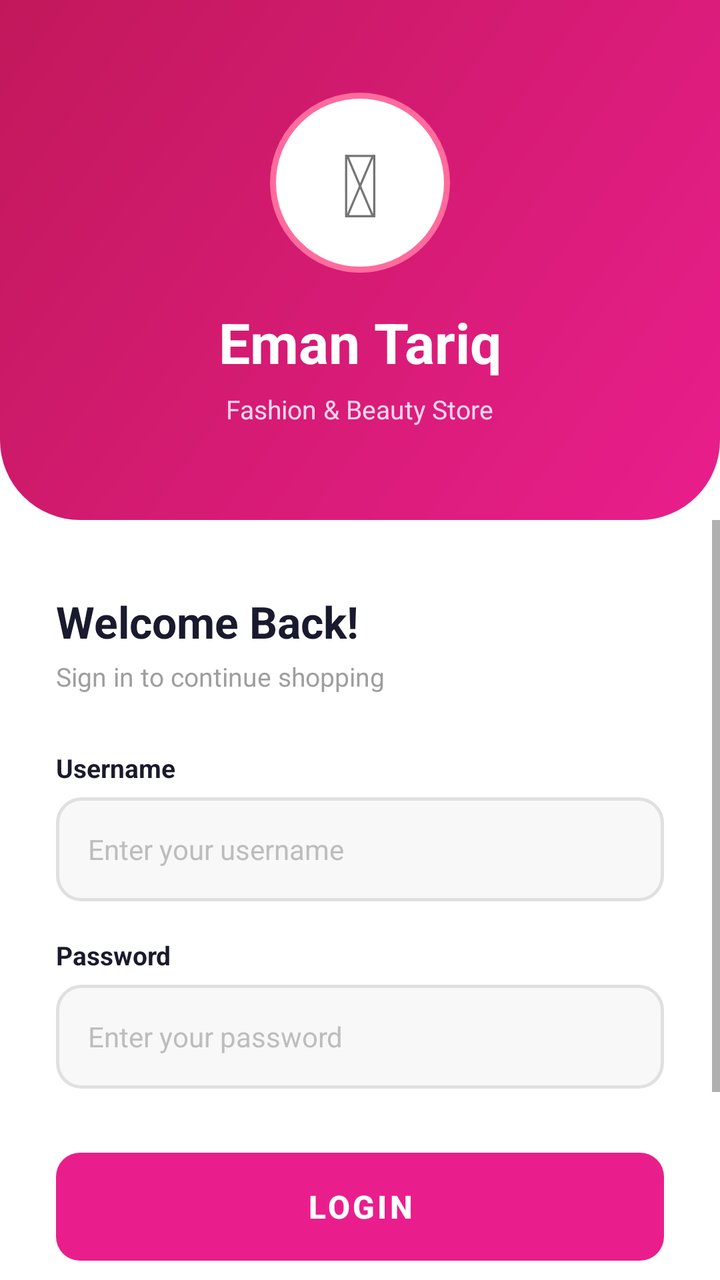
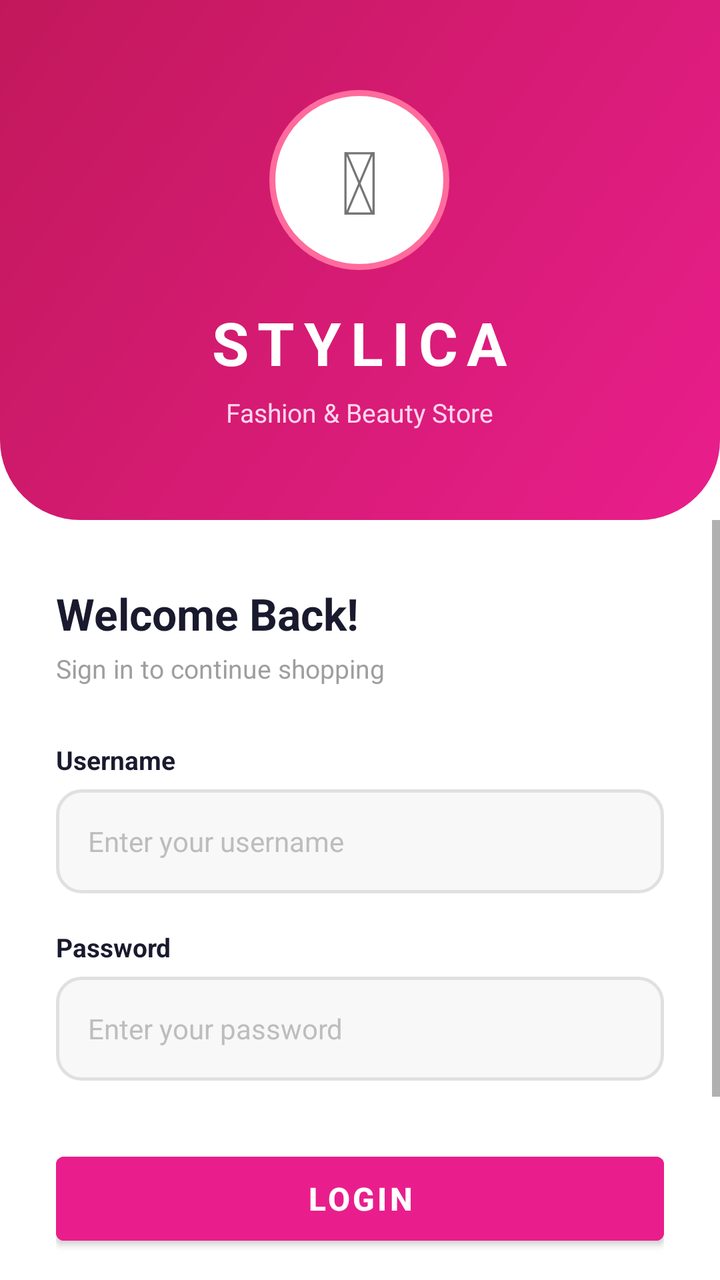

Screens rendered from an Android XML layout before and after an edit, with the pre-edit source and the edit as a unified diff.
<!-- AndroidManifest.xml: application theme Theme.Stylica -->
<!-- res/layout/activity_login.xml -->
<?xml version="1.0" encoding="utf-8"?>
<LinearLayout xmlns:android="http://schemas.android.com/apk/res/android"
    android:layout_width="match_parent"
    android:layout_height="match_parent"
    android:orientation="vertical"
    android:background="#FFFFFF">

    
    <RelativeLayout
        android:layout_width="match_parent"
        android:layout_height="260dp"
        android:background="@drawable/bg_header">

        
        <LinearLayout
            android:layout_width="wrap_content"
            android:layout_height="wrap_content"
            android:orientation="vertical"
            android:gravity="center"
            android:layout_centerInParent="true">

            
            <TextView
                android:layout_width="90dp"
                android:layout_height="90dp"
                android:text="&#128132;"
                android:textSize="44sp"
                android:gravity="center"
                android:background="@drawable/bg_logo_circle"
                android:layout_gravity="center"
                android:layout_marginBottom="16dp" />

            
            <TextView
                android:layout_width="wrap_content"
                android:layout_height="wrap_content"
                android:text="Eman Tariq"
                android:textSize="28sp"
                android:textStyle="bold"
                android:textColor="#FFFFFF"
                android:layout_gravity="center"
                android:layout_marginBottom="6dp" />

            
            <TextView
                android:layout_width="wrap_content"
                android:layout_height="wrap_content"
                android:text="Fashion &amp; Beauty Store"
                android:textSize="13sp"
                android:textColor="#FFD6EC"
                android:layout_gravity="center" />

        </LinearLayout>

    </RelativeLayout>

    
    <ScrollView
        android:layout_width="match_parent"
        android:layout_height="0dp"
        android:layout_weight="1"
        android:fillViewport="true">

        <LinearLayout
            android:layout_width="match_parent"
            android:layout_height="wrap_content"
            android:orientation="vertical"
            android:paddingStart="28dp"
            android:paddingEnd="28dp"
            android:paddingTop="36dp"
            android:paddingBottom="32dp">

            
            <TextView
                android:layout_width="wrap_content"
                android:layout_height="wrap_content"
                android:text="Welcome Back!"
                android:textSize="22sp"
                android:textStyle="bold"
                android:textColor="#1A1A2E"
                android:layout_marginBottom="4dp" />

            <TextView
                android:layout_width="wrap_content"
                android:layout_height="wrap_content"
                android:text="Sign in to continue shopping"
                android:textSize="13sp"
                android:textColor="#9E9E9E"
                android:layout_marginBottom="28dp" />

            
            <TextView
                android:layout_width="wrap_content"
                android:layout_height="wrap_content"
                android:text="Username"
                android:textSize="13sp"
                android:textStyle="bold"
                android:textColor="#1A1A2E"
                android:layout_marginBottom="6dp" />

            <EditText
                android:id="@+id/editTextUsername"
                android:layout_width="match_parent"
                android:layout_height="52dp"
                android:hint="Enter your username"
                android:paddingStart="16dp"
                android:paddingEnd="16dp"
                android:background="@drawable/bg_input_field"
                android:inputType="text"
                android:textSize="14sp"
                android:textColor="#1A1A2E"
                android:textColorHint="#BDBDBD"
                android:layout_marginBottom="18dp" />

            
            <TextView
                android:layout_width="wrap_content"
                android:layout_height="wrap_content"
                android:text="Password"
                android:textSize="13sp"
                android:textStyle="bold"
                android:textColor="#1A1A2E"
                android:layout_marginBottom="6dp" />

            <EditText
                android:id="@+id/editTextPassword"
                android:layout_width="match_parent"
                android:layout_height="52dp"
                android:hint="Enter your password"
                android:paddingStart="16dp"
                android:paddingEnd="16dp"
                android:background="@drawable/bg_input_field"
                android:inputType="textPassword"
                android:textSize="14sp"
                android:textColor="#1A1A2E"
                android:textColorHint="#BDBDBD"
                android:layout_marginBottom="32dp" />

            
            <Button
                android:id="@+id/buttonLogin"
                android:layout_width="match_parent"
                android:layout_height="54dp"
                android:text="LOGIN"
                android:textSize="16sp"
                android:textStyle="bold"
                android:textColor="#FFFFFF"
                android:background="@drawable/bg_button_primary"
                android:stateListAnimator="@null"
                android:layout_marginBottom="16dp" />

            
            <LinearLayout
                android:layout_width="match_parent"
                android:layout_height="wrap_content"
                android:orientation="horizontal"
                android:gravity="center_vertical"
                android:layout_marginBottom="16dp">

                <View
                    android:layout_width="0dp"
                    android:layout_height="1dp"
                    android:layout_weight="1"
                    android:background="#E0E0E0" />

                <TextView
                    android:layout_width="wrap_content"
                    android:layout_height="wrap_content"
                    android:text="  OR  "
                    android:textSize="12sp"
                    android:textColor="#9E9E9E" />

                <View
                    android:layout_width="0dp"
                    android:layout_height="1dp"
                    android:layout_weight="1"
                    android:background="#E0E0E0" />

            </LinearLayout>

            
            <Button
                android:id="@+id/buttonSignup"
                android:layout_width="match_parent"
                android:layout_height="54dp"
                android:text="CREATE ACCOUNT"
                android:textSize="15sp"
                android:textStyle="bold"
                android:textColor="#E91E8C"
                android:background="@drawable/bg_input_field"
                android:stateListAnimator="@null" />

        </LinearLayout>

    </ScrollView>

</LinearLayout>
<!-- resources referenced by this layout -->
<resources>
  <!-- drawable bg_button_primary (drawable) -->
  <?xml version="1.0" encoding="utf-8"?>
  <shape xmlns:android="http://schemas.android.com/apk/res/android"
      android:shape="rectangle">
      <gradient
          android:startColor="#E91E8C"
          android:endColor="#C2185B"
          android:angle="0"
          android:type="linear" />
      <corners android:radius="12dp" />
  </shape>
  <!-- drawable bg_header (drawable) -->
  <?xml version="1.0" encoding="utf-8"?>
  <shape xmlns:android="http://schemas.android.com/apk/res/android"
      android:shape="rectangle">
      <gradient
          android:startColor="#E91E8C"
          android:endColor="#C2185B"
          android:angle="135"
          android:type="linear" />
      <corners
          android:bottomLeftRadius="40dp"
          android:bottomRightRadius="40dp" />
  </shape>
  <!-- drawable bg_input_field (drawable) -->
  <?xml version="1.0" encoding="utf-8"?>
  <shape xmlns:android="http://schemas.android.com/apk/res/android"
      android:shape="rectangle">
      <solid android:color="#F8F8F8" />
      <stroke android:width="1.5dp" android:color="#E0E0E0" />
      <corners android:radius="12dp" />
  </shape>
  <!-- drawable bg_logo_circle (drawable) -->
  <?xml version="1.0" encoding="utf-8"?>
  <shape xmlns:android="http://schemas.android.com/apk/res/android"
      android:shape="oval">
      <solid android:color="#FFFFFF" />
      <stroke android:width="3dp" android:color="#FF6B9D" />
  </shape>
  <style name="Theme.Stylica" parent="Theme.MaterialComponents.Light.NoActionBar">
          <item name="colorPrimary">@color/primary</item>
          <item name="colorPrimaryVariant">@color/primary_dark</item>
          <item name="colorOnPrimary">@color/white</item>
          <item name="colorSecondary">@color/accent</item>
          <item name="colorSecondaryVariant">@color/accent</item>
          <item name="colorOnSecondary">@color/white</item>
          <item name="android:statusBarColor">@color/primary_dark</item>
      </style>
  <color name="primary">#E91E8C</color>
  <color name="primary_dark">#C2185B</color>
  <color name="white">#FFFFFFFF</color>
  <color name="accent">#FF6B9D</color>
</resources>

<!-- the commit's change to res/layout/activity_login.xml (unified diff, before → after) -->
@@ -11,7 +11,6 @@
         android:layout_height="260dp"
         android:background="@drawable/bg_header">
 
-        
         <LinearLayout
             android:layout_width="wrap_content"
             android:layout_height="wrap_content"
@@ -19,7 +18,6 @@
             android:gravity="center"
             android:layout_centerInParent="true">
 
-            
             <TextView
                 android:layout_width="90dp"
                 android:layout_height="90dp"
@@ -30,18 +28,17 @@
                 android:layout_gravity="center"
                 android:layout_marginBottom="16dp" />
 
-            
             <TextView
                 android:layout_width="wrap_content"
                 android:layout_height="wrap_content"
-                android:text="Eman Tariq"
-                android:textSize="28sp"
+                android:text="STYLICA"
+                android:textSize="30sp"
                 android:textStyle="bold"
                 android:textColor="#FFFFFF"
+                android:letterSpacing="0.15"
                 android:layout_gravity="center"
                 android:layout_marginBottom="6dp" />
 
-            
             <TextView
                 android:layout_width="wrap_content"
                 android:layout_height="wrap_content"
@@ -67,10 +64,9 @@
             android:orientation="vertical"
             android:paddingStart="28dp"
             android:paddingEnd="28dp"
-            android:paddingTop="36dp"
+            android:paddingTop="32dp"
             android:paddingBottom="32dp">
 
-            
             <TextView
                 android:layout_width="wrap_content"
                 android:layout_height="wrap_content"
@@ -88,7 +84,6 @@
                 android:textColor="#9E9E9E"
                 android:layout_marginBottom="28dp" />
 
-            
             <TextView
                 android:layout_width="wrap_content"
                 android:layout_height="wrap_content"
@@ -112,7 +107,6 @@
                 android:textColorHint="#BDBDBD"
                 android:layout_marginBottom="18dp" />
 
-            
             <TextView
                 android:layout_width="wrap_content"
                 android:layout_height="wrap_content"
@@ -145,9 +139,9 @@
                 android:textSize="16sp"
                 android:textStyle="bold"
                 android:textColor="#FFFFFF"
-                android:background="@drawable/bg_button_primary"
-                android:stateListAnimator="@null"
-                android:layout_marginBottom="16dp" />
+                android:backgroundTint="#E91E8C"
+                android:layout_marginBottom="16dp"
+                style="@style/Widget.MaterialComponents.Button" />
 
             
             <LinearLayout
@@ -183,12 +177,12 @@
                 android:id="@+id/buttonSignup"
                 android:layout_width="match_parent"
                 android:layout_height="54dp"
-                android:text="CREATE ACCOUNT"
+                android:text="SIGN UP"
                 android:textSize="15sp"
                 android:textStyle="bold"
                 android:textColor="#E91E8C"
-                android:background="@drawable/bg_input_field"
-                android:stateListAnimator="@null" />
+                android:backgroundTint="#FCE4EC"
+                style="@style/Widget.MaterialComponents.Button" />
 
         </LinearLayout>
 
<!-- resource entries referenced after the edit -->
@@ -1,16 +1,5 @@
 <!-- resources referenced by this layout -->
 <resources>
-  <!-- drawable bg_button_primary (drawable) -->
-  <?xml version="1.0" encoding="utf-8"?>
-  <shape xmlns:android="http://schemas.android.com/apk/res/android"
-      android:shape="rectangle">
-      <gradient
-          android:startColor="#E91E8C"
-          android:endColor="#C2185B"
-          android:angle="0"
-          android:type="linear" />
-      <corners android:radius="12dp" />
-  </shape>
   <!-- drawable bg_header (drawable) -->
   <?xml version="1.0" encoding="utf-8"?>
   <shape xmlns:android="http://schemas.android.com/apk/res/android"
